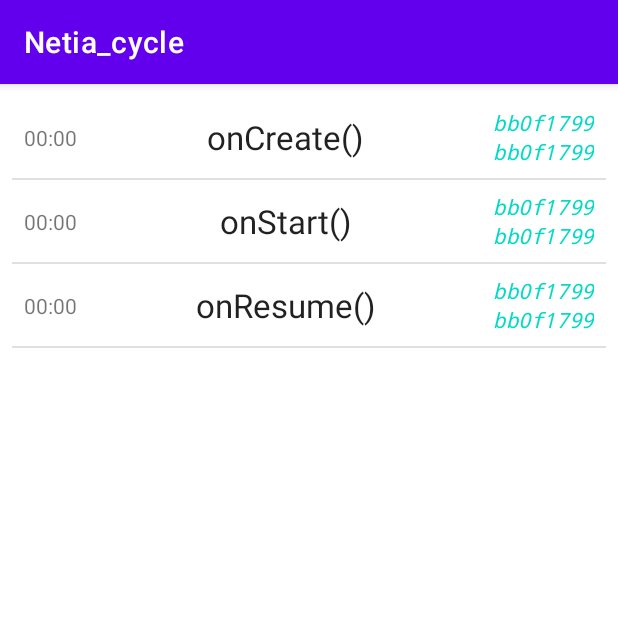
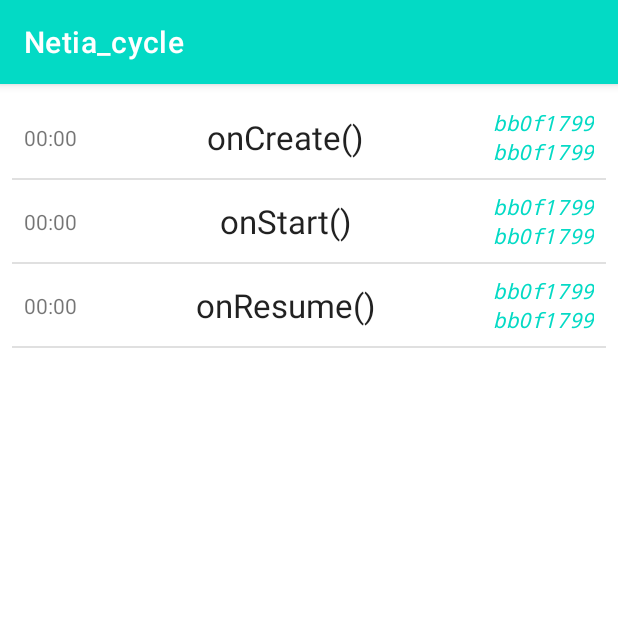
Before and after one commit to Netiar/Netia_cycle, an Android app: the screen it shows after launch (MainActivity), on a phone screen of 412 x 824 dp, the top half of it. Run offline under Robolectric (Android 15) with nearby library versions, the phone set to English and light mode, and no system bars.

Commit message:
modify app theme customization

```diff
--- a/app/src/main/res/values/themes.xml
+++ b/app/src/main/res/values/themes.xml
@@ -2,8 +2,9 @@
     <!-- Base application theme. -->
     <style name="Theme.Netia_cycle" parent="Theme.MaterialComponents.DayNight.DarkActionBar">
         <!-- Primary brand color. -->
-        <item name="colorPrimary">@color/purple_500</item>
-        <item name="colorPrimaryVariant">@color/purple_700</item>
+        <item name="colorPrimary">@color/teal_200</item>
+        <item name="colorPrimaryVariant">@color/teal_200</item>
+        <item name="colorPrimaryDark">#00574B</item>
         <item name="colorOnPrimary">@color/white</item>
         <!-- Secondary brand color. -->
         <item name="colorSecondary">@color/teal_200</item>
```
